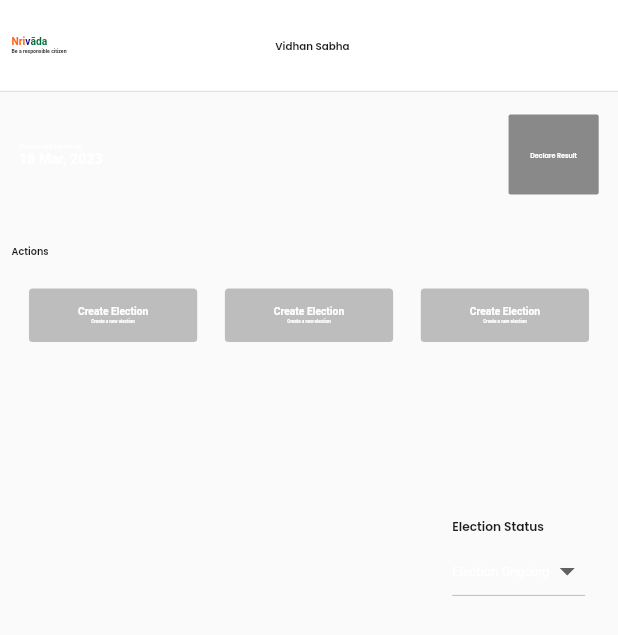
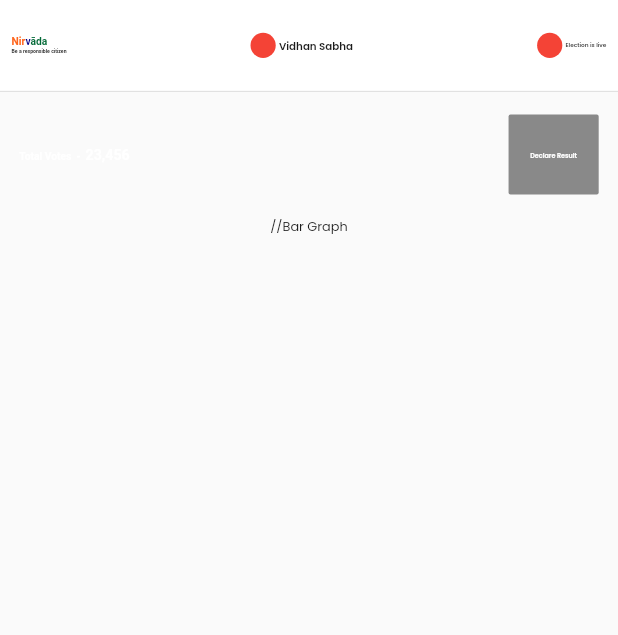
Before and after one commit to Nitin-Singh18/nirvada_admin, a Flutter app: the screen it shows after launch, on a phone screen of 412 x 824 dp. Shown: the top 635 px of the screen. Run offline on Flutter 3.47's test engine with Material 2 defaults, Android fonts, the light colour scheme and no system bars; our stand-ins replace flutter_screenutil, get, getwidget.

Commit message:
Election Status

```diff
--- /dev/null
+++ b/lib/app/modules/election_status/bindings/election_status_binding.dart
@@ -0,0 +1,12 @@
+import 'package:get/get.dart';
+
+import '../controllers/election_status_controller.dart';
+
+class ElectionStatusBinding extends Bindings {
+  @override
+  void dependencies() {
+    Get.lazyPut<ElectionStatusController>(
+      () => ElectionStatusController(),
+    );
+  }
+}
--- /dev/null
+++ b/lib/app/modules/election_status/controllers/election_status_controller.dart
@@ -0,0 +1,23 @@
+import 'package:get/get.dart';
+
+class ElectionStatusController extends GetxController {
+  //TODO: Implement ElectionStatusController
+
+  final count = 0.obs;
+  @override
+  void onInit() {
+    super.onInit();
+  }
+
+  @override
+  void onReady() {
+    super.onReady();
+  }
+
+  @override
+  void onClose() {
+    super.onClose();
+  }
+
+  void increment() => count.value++;
+}
--- /dev/null
+++ b/lib/app/modules/election_status/views/election_status_view.dart
@@ -0,0 +1,139 @@
+import 'package:flutter/material.dart';
+import 'package:flutter_screenutil/flutter_screenutil.dart';
+
+import 'package:get/get.dart';
+import 'package:nirvada_admin/app/data/widgets/custom_appbar.dart';
+
+import '../../../data/widgets/xText.dart';
+import '../controllers/election_status_controller.dart';
+
+class ElectionStatusView extends GetView<ElectionStatusController> {
+  const ElectionStatusView({Key? key}) : super(key: key);
+  @override
+  Widget build(BuildContext context) {
+    return Scaffold(
+      body: Column(
+        children: [
+          Container(
+            height: 80.h,
+            width: double.infinity,
+            padding: EdgeInsets.symmetric(horizontal: 36.w),
+            child: Row(
+                crossAxisAlignment: CrossAxisAlignment.center,
+                mainAxisAlignment: MainAxisAlignment.spaceBetween,
+                children: [
+                  RichText(
+                    text: TextSpan(
+                      style: TextStyle(
+                          fontSize: 32.sp, fontWeight: FontWeight.w600),
+                      children: [
+                        TextSpan(
+                          text: 'Nir',
+                          style: TextStyle(color: Color(0xffFF671F)),
+                        ),
+                        TextSpan(
+                          text: 'v',
+                          style: TextStyle(color: Color(0xff06038D)),
+                        ),
+                        TextSpan(
+                          text: 'āda\n',
+                          style: TextStyle(color: Color(0xff046A38)),
+                        ),
+                        TextSpan(
+                          text: 'Be a responsible citizen',
+                          style:
+                              TextStyle(color: Colors.black, fontSize: 16.sp),
+                        ),
+                      ],
+                    ),
+                  ),
+                  Row(
+                    children: [
+                      Container(
+                        height: 22.h,
+                        width: 22.h,
+                        decoration: BoxDecoration(
+                            shape: BoxShape.circle, color: Colors.red),
+                      ),
+                      SizedBox(
+                        width: 10.w,
+                      ),
+                      XText(
+                        text: "Vidhan Sabha",
+                        size: 32.sp,
+                        fontWeight: FontWeight.w600,
+                      ),
+                    ],
+                  ),
+                  Row(
+                    children: [
+                      Container(
+                        height: 22.h,
+                        width: 22.h,
+                        decoration: BoxDecoration(
+                            shape: BoxShape.circle, color: Colors.red),
+                      ),
+                      SizedBox(
+                        width: 10.w,
+                      ),
+                      XText(
+                        text: "Election is live",
+                        size: 18.sp,
+                        fontWeight: FontWeight.w600,
+                      ),
+                    ],
+                  ),
+                ]),
+            decoration: BoxDecoration(
+                color: Colors.white,
+                border: Border(
+                    bottom: BorderSide(color: Color(0x33000000), width: 2.w))),
+          ),
+          Padding(
+            padding: EdgeInsets.symmetric(horizontal: 60.0.w, vertical: 20.h),
+            child: Row(
+                mainAxisAlignment: MainAxisAlignment.spaceBetween,
+                children: [
+                  RichText(
+                      text: TextSpan(
+                          style: TextStyle(fontWeight: FontWeight.w600),
+                          children: [
+                        TextSpan(
+                            text: "Total Votes  -  ",
+                            style: TextStyle(
+                              fontSize: 32.sp,
+                            )),
+                        TextSpan(
+                            text: "23,456",
+                            style: TextStyle(
+                              fontSize: 44.sp,
+                            ))
+                      ])),
+                  Container(
+                    width: 280.w,
+                    height: 70.h,
+                    alignment: Alignment.center,
+                    child: XText(
+                      text: "Declare Result",
+                      color: Colors.white,
+                      size: 20.sp,
+                      fontWeight: FontWeight.w600,
+                    ),
+                    decoration: BoxDecoration(
+                      color: Color(0xff898989),
+                      borderRadius: BorderRadius.circular(6.r),
+                    ),
+                  ),
+                ]),
+          ),
+          Center(
+            child: XText(
+              text: "//Bar Graph",
+              size: 40.sp,
+            ),
+          )
+        ],
+      ),
+    );
+  }
+}
--- a/lib/app/routes/app_pages.dart
+++ b/lib/app/routes/app_pages.dart
@@ -2,6 +2,8 @@ import 'package:get/get.dart';
 
 import '../modules/election_screen/bindings/election_screen_binding.dart';
 import '../modules/election_screen/views/election_screen_view.dart';
+import '../modules/election_status/bindings/election_status_binding.dart';
+import '../modules/election_status/views/election_status_view.dart';
 import '../modules/home/bindings/home_binding.dart';
 import '../modules/home/views/home_view.dart';
 import '../modules/voter_list_screen/bindings/voter_list_screen_binding.dart';
@@ -12,7 +14,7 @@ part 'app_routes.dart';
 class AppPages {
   AppPages._();
 
-  static const INITIAL = Routes.ELECTION_SCREEN;
+  static const INITIAL = Routes.ELECTION_STATUS;
 
   static final routes = [
     GetPage(
@@ -30,5 +32,10 @@ class AppPages {
       page: () => const ElectionScreenView(),
       binding: ElectionScreenBinding(),
     ),
+    GetPage(
+      name: _Paths.ELECTION_STATUS,
+      page: () => const ElectionStatusView(),
+      binding: ElectionStatusBinding(),
+    ),
   ];
 }
--- a/lib/app/routes/app_routes.dart
+++ b/lib/app/routes/app_routes.dart
@@ -6,6 +6,7 @@ abstract class Routes {
   static const HOME = _Paths.HOME;
   static const VOTER_LIST_SCREEN = _Paths.VOTER_LIST_SCREEN;
   static const ELECTION_SCREEN = _Paths.ELECTION_SCREEN;
+  static const ELECTION_STATUS = _Paths.ELECTION_STATUS;
 }
 
 abstract class _Paths {
@@ -13,4 +14,5 @@ abstract class _Paths {
   static const HOME = '/home';
   static const VOTER_LIST_SCREEN = '/voter-list-screen';
   static const ELECTION_SCREEN = '/election-screen';
+  static const ELECTION_STATUS = '/election-status';
 }
```
